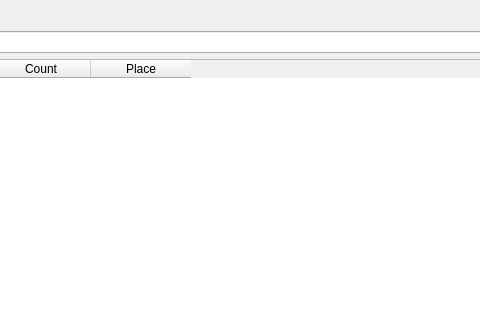
This is partsDialog.ui in andi8086/chaoticspace as Qt 5 draws it before an edit; both pictures show x 321 to 801 and y 0 to 320 of the 1347 by 571 pixel window. The edited form follows.
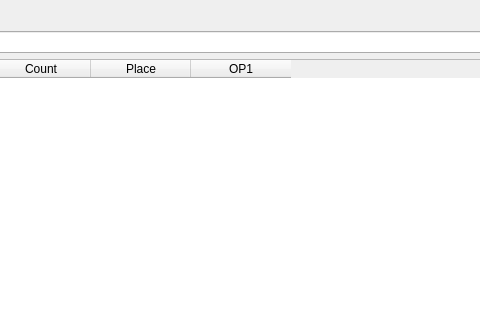
This is the edited form.

What changed in the file:
```diff
--- a/partsDialog.ui
+++ b/partsDialog.ui
@@ -52,6 +52,11 @@
          <string>Place</string>
         </property>
        </column>
+       <column>
+        <property name="text">
+         <string>OP1</string>
+        </property>
+       </column>
       </widget>
      </item>
      <item row="0" column="0">
```
